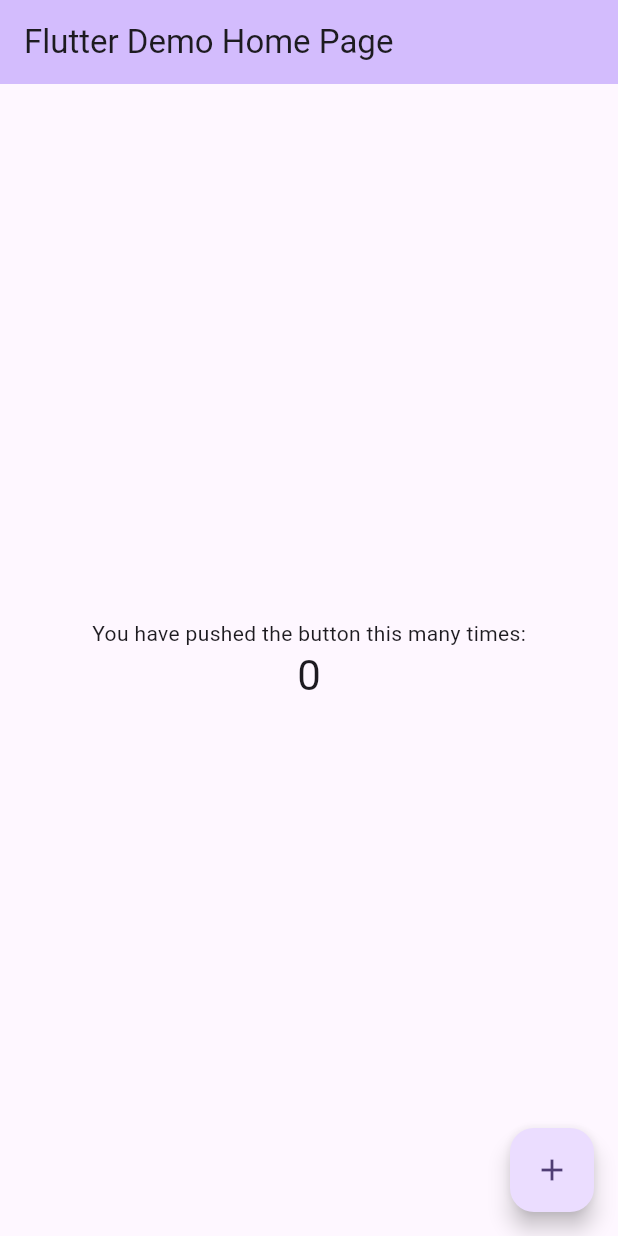
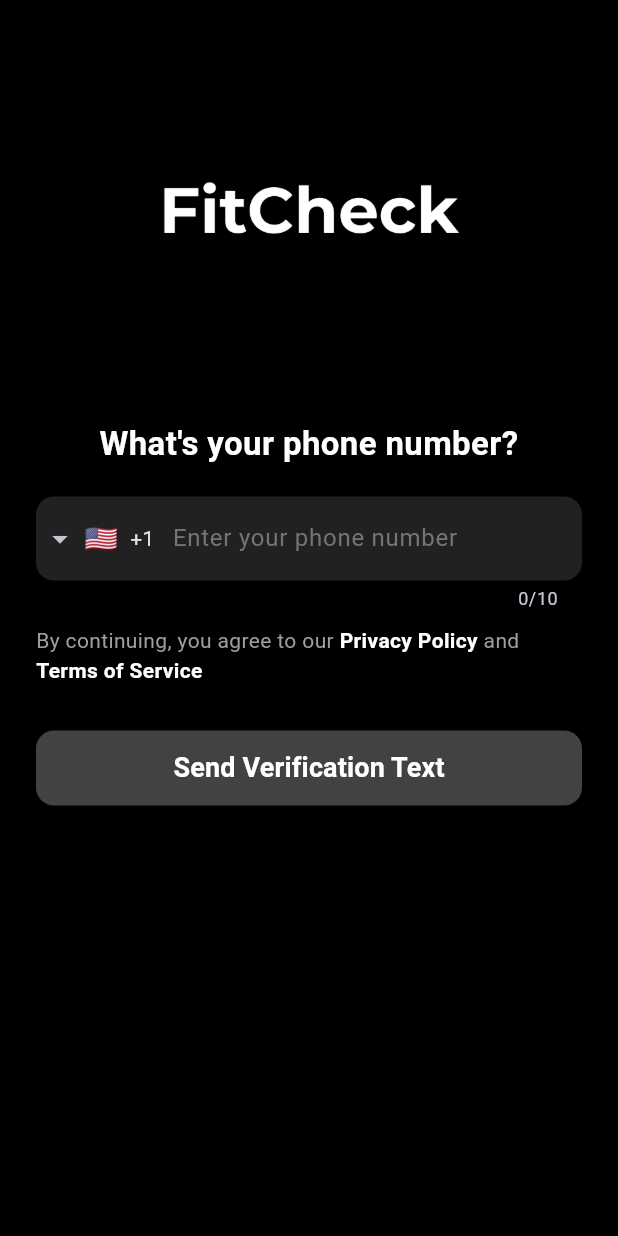
Before and after one commit to laurxntra/fitcheck, a Flutter app: the screen it shows after launch, on a phone screen of 412 x 824 dp. Run offline on Flutter 3.47's test engine with Material 3 defaults, Android fonts, the phone set to English and light mode, and no system bars; drawn by our look-alikes of intl_phone_field.

Commit message:
Phone login page

```diff
--- a/flutter_app/lib/main.dart
+++ b/flutter_app/lib/main.dart
@@ -1,4 +1,7 @@
 import 'package:flutter/material.dart';
+import 'pages/phone_login.dart';  // ✅ Make sure this file exists
+import 'pages/otp_verification.dart'; // ✅ Make sure this file exists
+import 'pages/home_page.dart'; // ✅ Make sure this file exists
 
 void main() {
   runApp(const MyApp());
@@ -7,119 +10,18 @@ void main() {
 class MyApp extends StatelessWidget {
   const MyApp({super.key});
 
-  // This widget is the root of your application.
   @override
   Widget build(BuildContext context) {
     return MaterialApp(
-      title: 'Flutter Demo',
-      theme: ThemeData(
-        // This is the theme of your application.
-        //
-        // TRY THIS: Try running your application with "flutter run". You'll see
-        // the application has a purple toolbar. Then, without quitting the app,
-        // try changing the seedColor in the colorScheme below to Colors.green
-        // and then invoke "hot reload" (save your changes or press the "hot
-        // reload" button in a Flutter-supported IDE, or press "r" if you used
-        // the command line to start the app).
-        //
-        // Notice that the counter didn't reset back to zero; the application
-        // state is not lost during the reload. To reset the state, use hot
-        // restart instead.
-        //
-        // This works for code too, not just values: Most code changes can be
-        // tested with just a hot reload.
-        colorScheme: ColorScheme.fromSeed(seedColor: Colors.deepPurple),
-        useMaterial3: true,
-      ),
-      home: const MyHomePage(title: 'Flutter Demo Home Page'),
+      debugShowCheckedModeBanner: false,
+      title: 'FitCheck',
+      theme: ThemeData.dark(),
+      initialRoute: '/',
+      routes: {
+        '/': (context) => const PhoneLoginScreen(),
+        '/otp': (context) => const OtpVerificationScreen(),
+        '/home': (context) => const HomePage(),
+      },
     );
   }
 }
-
-class MyHomePage extends StatefulWidget {
-  const MyHomePage({super.key, required this.title});
-
-  // This widget is the home page of your application. It is stateful, meaning
-  // that it has a State object (defined below) that contains fields that affect
-  // how it looks.
-
-  // This class is the configuration for the state. It holds the values (in this
-  // case the title) provided by the parent (in this case the App widget) and
-  // used by the build method of the State. Fields in a Widget subclass are
-  // always marked "final".
-
-  final String title;
-
-  @override
-  State<MyHomePage> createState() => _MyHomePageState();
-}
-
-class _MyHomePageState extends State<MyHomePage> {
-  int _counter = 0;
-
-  void _incrementCounter() {
-    setState(() {
-      // This call to setState tells the Flutter framework that something has
-      // changed in this State, which causes it to rerun the build method below
-      // so that the display can reflect the updated values. If we changed
-      // _counter without calling setState(), then the build method would not be
-      // called again, and so nothing would appear to happen.
-      _counter++;
-    });
-  }
-
-  @override
-  Widget build(BuildContext context) {
-    // This method is rerun every time setState is called, for instance as done
-    // by the _incrementCounter method above.
-    //
-    // The Flutter framework has been optimized to make rerunning build methods
-    // fast, so that you can just rebuild anything that needs updating rather
-    // than having to individually change instances of widgets.
-    return Scaffold(
-      appBar: AppBar(
-        // TRY THIS: Try changing the color here to a specific color (to
-        // Colors.amber, perhaps?) and trigger a hot reload to see the AppBar
-        // change color while the other colors stay the same.
-        backgroundColor: Theme.of(context).colorScheme.inversePrimary,
-        // Here we take the value from the MyHomePage object that was created by
-        // the App.build method, and use it to set our appbar title.
-        title: Text(widget.title),
-      ),
-      body: Center(
-        // Center is a layout widget. It takes a single child and positions it
-        // in the middle of the parent.
-        child: Column(
-          // Column is also a layout widget. It takes a list of children and
-          // arranges them vertically. By default, it sizes itself to fit its
-          // children horizontally, and tries to be as tall as its parent.
-          //
-          // Column has various properties to control how it sizes itself and
-          // how it positions its children. Here we use mainAxisAlignment to
-          // center the children vertically; the main axis here is the vertical
-          // axis because Columns are vertical (the cross axis would be
-          // horizontal).
-          //
-          // TRY THIS: Invoke "debug painting" (choose the "Toggle Debug Paint"
-          // action in the IDE, or press "p" in the console), to see the
-          // wireframe for each widget.
-          mainAxisAlignment: MainAxisAlignment.center,
-          children: <Widget>[
-            const Text(
-              'You have pushed the button this many times:',
-            ),
-            Text(
-              '$_counter',
-              style: Theme.of(context).textTheme.headlineMedium,
-            ),
-          ],
-        ),
-      ),
-      floatingActionButton: FloatingActionButton(
-        onPressed: _incrementCounter,
-        tooltip: 'Increment',
-        child: const Icon(Icons.add),
-      ), // This trailing comma makes auto-formatting nicer for build methods.
-    );
-  }
-}
--- /dev/null
+++ b/flutter_app/lib/pages/phone_login.dart
@@ -0,0 +1,133 @@
+import 'package:flutter/material.dart';
+import 'package:intl_phone_field/intl_phone_field.dart';
+
+class PhoneLoginScreen extends StatefulWidget {
+  const PhoneLoginScreen({super.key});
+
+  @override
+  _PhoneLoginScreenState createState() => _PhoneLoginScreenState();
+}
+
+class _PhoneLoginScreenState extends State<PhoneLoginScreen> {
+  final TextEditingController phoneController = TextEditingController();
+
+  void sendOtp() {
+    String phoneNumber = phoneController.text.trim();
+
+    if (phoneNumber.isNotEmpty && phoneNumber.length >= 10) {
+      Navigator.pushNamed(
+        context,
+        "/otp",
+        arguments: {"phoneNumber": phoneNumber},
+      );
+    } else {
+      ScaffoldMessenger.of(context).showSnackBar(
+        const SnackBar(content: Text("Enter a valid phone number!")),
+      );
+    }
+  }
+
+  @override
+  Widget build(BuildContext context) {
+    return Scaffold(
+      backgroundColor: Colors.black, // BeReal-style dark theme
+      body: SafeArea(
+        child: Padding(
+          padding: const EdgeInsets.symmetric(horizontal: 24.0),
+          child: Column(
+            crossAxisAlignment: CrossAxisAlignment.center,
+            children: [
+              const SizedBox(height: 40),
+
+              // **Centered Logo**
+              Center(
+                child: Image.asset(
+                  'assets/FitCheck.png', // Ensure it's in assets
+                  height: 200, // Increase size
+                  width: 200,
+                  fit: BoxFit.contain,
+                ),
+              ),
+
+              const SizedBox(height: 40),
+
+              // **Prompt**
+              const Text(
+                "What's your phone number?",
+                textAlign: TextAlign.center,
+                style: TextStyle(
+                  fontSize: 22,
+                  fontWeight: FontWeight.bold,
+                  color: Colors.white,
+                ),
+              ),
+
+              const SizedBox(height: 20),
+
+              // **Phone Number Input with Country Picker**
+              IntlPhoneField(
+                controller: phoneController,
+                keyboardType: TextInputType.phone,
+                style: const TextStyle(color: Colors.white),
+                decoration: InputDecoration(
+                  filled: true,
+                  fillColor: Colors.grey[900], // Dark grey input field
+                  hintText: 'Enter your phone number',
+                  hintStyle: TextStyle(color: Colors.grey[600]),
+                  border: OutlineInputBorder(
+                    borderRadius: BorderRadius.circular(12),
+                    borderSide: BorderSide.none,
+                  ),
+                ),
+                initialCountryCode: 'US', // Default to United States
+              ),
+
+              const SizedBox(height: 10),
+
+              // **Terms & Privacy Policy**
+              const Text.rich(
+                TextSpan(
+                  text: "By continuing, you agree to our ",
+                  style: TextStyle(color: Colors.grey, fontSize: 14),
+                  children: [
+                    TextSpan(
+                      text: "Privacy Policy",
+                      style: TextStyle(color: Colors.white, fontWeight: FontWeight.bold),
+                    ),
+                    TextSpan(text: " and "),
+                    TextSpan(
+                      text: "Terms of Service",
+                      style: TextStyle(color: Colors.white, fontWeight: FontWeight.bold),
+                    ),
+                  ],
+                ),
+              ),
+
+              const SizedBox(height: 30),
+
+              // **Send Verification Button**
+              SizedBox(
+                width: double.infinity,
+                height: 50,
+                child: ElevatedButton(
+                  onPressed: sendOtp,
+                  style: ElevatedButton.styleFrom(
+                    backgroundColor: Colors.grey[800], // Dark grey button
+                    foregroundColor: Colors.white, // White text
+                    shape: RoundedRectangleBorder(
+                      borderRadius: BorderRadius.circular(12),
+                    ),
+                  ),
+                  child: const Text(
+                    'Send Verification Text',
+                    style: TextStyle(fontSize: 18, fontWeight: FontWeight.bold),
+                  ),
+                ),
+              ),
+            ],
+          ),
+        ),
+      ),
+    );
+  }
+}
--- a/flutter_app/pubspec.yaml
+++ b/flutter_app/pubspec.yaml
@@ -34,6 +34,7 @@ dependencies:
   # The following adds the Cupertino Icons font to your application.
   # Use with the CupertinoIcons class for iOS style icons.
   cupertino_icons: ^1.0.8
+  intl_phone_field: ^3.2.0
 
 dev_dependencies:
   flutter_test:
@@ -56,6 +57,9 @@ flutter:
   # included with your application, so that you can use the icons in
   # the material Icons class.
   uses-material-design: true
+
+  assets:
+    - assets/FitCheck.png
 
   # To add assets to your application, add an assets section, like this:
   # assets:
```
Also changed, not shown: flutter_app/lib/pages/home_page.dart (added, +22 -0 lines), flutter_app/lib/pages/otp_verification.dart (added, +70 -0 lines), flutter_app/assets/FitCheck.png (added), flutter_app/pubspec.lock.
